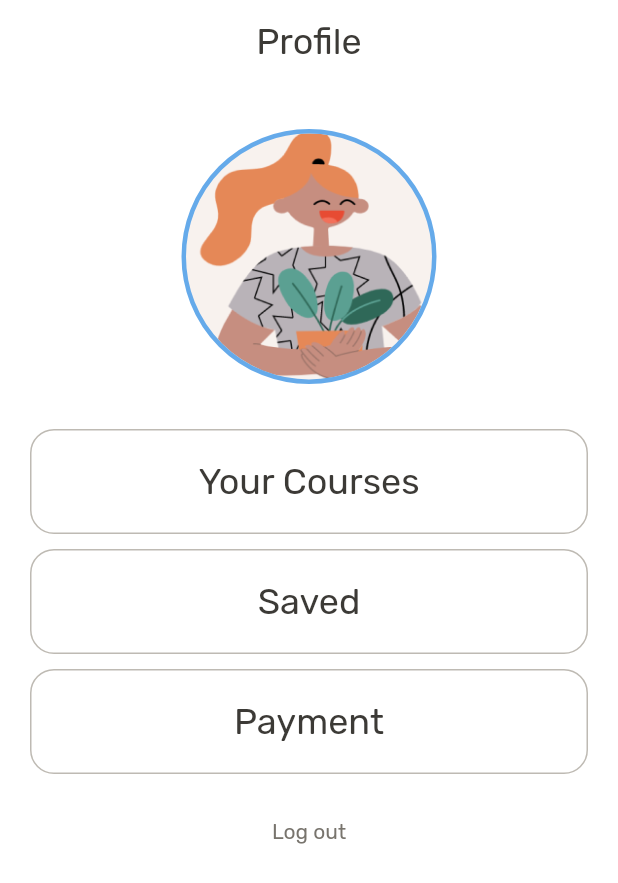
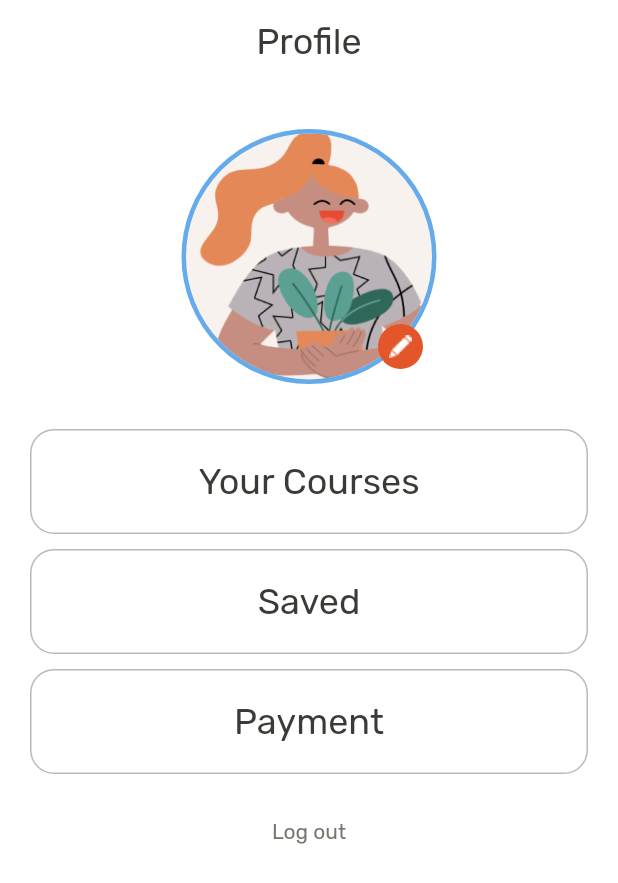
Before and after one commit to xWarren/Learn-Up, a Flutter app: the ProfilePage screen opened directly, on a phone screen of 412 x 824 dp. Shown: the top 883 px of the screen. Run offline on Flutter 3.47's test engine with Material 2 defaults, Android fonts, the phone set to English and light mode, and no system bars; our stand-ins replace cloud_firestore, firebase_auth, firebase_core, get; accounts and stored records are empty.

```diff
--- a/lib/core/data/models/courses_models.dart
+++ b/lib/core/data/models/courses_models.dart
@@ -6,6 +6,7 @@ class CoursesModels {
   final String title;
   final String description;
   final RxBool isFavorite;
+  final RxBool isButtonDisabled;
 
   const CoursesModels({
     required this.image,
@@ -13,5 +14,6 @@ class CoursesModels {
     required this.title,
     required this.description,
     required this.isFavorite,
+    required this.isButtonDisabled,
   });
 }
--- a/lib/core/resources/assets.dart
+++ b/lib/core/resources/assets.dart
@@ -44,4 +44,8 @@ class Assets {
   static const reactLogo = "${path}react.png";
   static const heart = "${path}heart.png";
   static const heartFilled = "${path}heart_filled.png";
+  static const pen = "${path}ic_pen.png";
+  static const camera = "${path}ic_camera.png";
+  static const gallery = "${path}ic_gallery.png";
+  static const trash = "${path}ic_trash.png";
 }
--- a/lib/core/resources/colors.dart
+++ b/lib/core/resources/colors.dart
@@ -12,3 +12,4 @@ const Color success = Color(0xFF5BA092);
 const Color error = Color(0xFFEF4949);
 const Color warning = Color(0xFFF2A03F);
 const Color react = Color(0xFFE6EDF4);
+const Color flutter = Color(0xFFFFF5EE);
--- a/lib/core/resources/strings.dart
+++ b/lib/core/resources/strings.dart
@@ -41,3 +41,9 @@ const String courseNotSaved = "Course not saved";
 const String trySaving = "Try saving the course \nagain in a few minutes";
 const String continuee = "Continue";
 const String update = "Update";
+const String aboutTheCourse = "About the course";
+const String addToMyCourses = "Add to my courses";
+const String duration = "Duration";
+const String takePhoto = "Take a photo";
+const String uploadPhoto = "Upload a photo";
+const String deletePhoto = "Delete a photo";
--- a/lib/features/contents/courses/courses_controller.dart
+++ b/lib/features/contents/courses/courses_controller.dart
@@ -6,13 +6,13 @@ import 'package:get/get.dart';
 import '../../../core/data/models/courses_models.dart';
 import '../../../core/data/models/info_models.dart';
 import '../../../core/resources/assets.dart';
+import '../../../core/routes/routes.dart';
 
 class CoursesController extends GetxController {
-  RxBool isFavorite1 = false.obs;
-  RxBool isFavorite2 = false.obs;
-  RxBool isFavorite3 = false.obs;
   User? user = FirebaseAuth.instance.currentUser;
   Rx<Info> loggedInUser = Info().obs;
+  var favorite = {}.obs;
+  var mycourses = {}.obs;
   RxString success = ''.obs;
 
   // ignore: prefer_typing_uninitialized_variables
@@ -29,6 +29,7 @@ class CoursesController extends GetxController {
       description:
           "Flutter transforms the app development process. Build, test, and deploy beautiful mobile, web, desktop, and embedded apps from a single codebase.",
       isFavorite: true.obs,
+      isButtonDisabled: false.obs,
     ),
     CoursesModels(
       image: Assets.reactLogo,
@@ -37,6 +38,7 @@ class CoursesController extends GetxController {
       description:
           "React Native combines the best parts of native development with React, a best-in-class JavaScript library for building user interfaces",
       isFavorite: true.obs,
+      isButtonDisabled: false.obs,
     ),
     CoursesModels(
       image: Assets.kotlinLogo,
@@ -45,12 +47,9 @@ class CoursesController extends GetxController {
       description:
           "Kotlin is a cross-platform, statically typed, general-purpose high-level programming language with type inference. Kotlin is designed to interoperate fully with Java, and the JVM version of Kotlin's standard library depends on the Java Class Library, but type inference allows its syntax to be more concise.",
       isFavorite: true.obs,
+      isButtonDisabled: false.obs,
     ),
   ];
-
-  set isFavorite(bool value) {
-    isFavorite = value;
-  }
 
   CoursesController()
       : emailController = TextEditingController(),
@@ -90,8 +89,7 @@ class CoursesController extends GetxController {
         .update(dataToUpdate) // Pass the Map to the update method
         .then((_) {
       // Successfully updated, navigate to the dashboard
-      Future.delayed(3.seconds);
-      success.value = ""; // Clear the success message
+      Future.delayed(2.seconds, clearText);
     }).catchError((error) {
       // Handle any errors that may occur during the update
       // ignore: avoid_print
@@ -99,7 +97,10 @@ class CoursesController extends GetxController {
     });
   }
 
-  var favorite = {}.obs;
+  void clearText() {
+    success.value = '';
+    Get.offAndToNamed(Routes.dashboard);
+  }
 
   void addFavorite(CoursesModels course) {
     if (favorite.containsKey(course)) {
@@ -117,4 +118,13 @@ class CoursesController extends GetxController {
       favorite[course] -= 1;
     }
   }
+
+  void addCourse(CoursesModels course) {
+    if (mycourses.containsKey(course)) {
+      mycourses[course] == 1;
+    } else {
+      mycourses[course] = 1;
+    }
+    course.isButtonDisabled.value = courses.isNotEmpty;
+  }
 }
--- a/lib/features/contents/profile/profile_page.dart
+++ b/lib/features/contents/profile/profile_page.dart
@@ -33,6 +33,10 @@ class ProfilePage extends GetView<ProfileController> {
           mainAxisSize: MainAxisSize.max,
           children: [
             const SizedBox(height: 30),
+            Stack(
+              clipBehavior: Clip.none,
+              alignment: Alignment.bottomRight,
+              children: [
                 Center(
                   child: Container(
                     height: 170,
@@ -41,8 +45,29 @@ class ProfilePage extends GetView<ProfileController> {
                         shape: CircleBorder(
                             side: BorderSide(
                                 color: colors.secondaryColor, width: 3.0)),
-                    image: DecorationImage(image: AssetImage(Assets.avatar))),
+                        image:
+                            DecorationImage(image: AssetImage(Assets.avatar))),
                   ),
+                ),
+                Padding(
+                  padding:
+                      const EdgeInsets.symmetric(horizontal: 130, vertical: 10),
+                  child: InkWell(
+                    borderRadius: BorderRadius.circular(5),
+                    onTap: () {
+                      controller.bottomSheet();
+                    },
+                    child: Container(
+                      height: 30,
+                      decoration: ShapeDecoration(
+                          color: colors.primaryColor,
+                          shape: RoundedRectangleBorder(
+                              borderRadius: BorderRadius.circular(25))),
+                      child: Image.asset(Assets.pen),
+                    ),
+                  ),
+                ),
+              ],
             ),
             const SizedBox(height: 30),
             Container(
--- a/lib/features/contents/profile/save_page.dart
+++ b/lib/features/contents/profile/save_page.dart
@@ -1,6 +1,5 @@
 import 'package:flutter/material.dart';
 import 'package:get/get.dart';
-import 'package:learnup/core/data/models/courses_models.dart';
 
 import '../../../core/resources/assets.dart';
 import '../../../core/resources/colors.dart' as colors;
```
Also changed, not shown: lib/features/authenticate/login/login_page.dart (+4 -4 lines), lib/features/authenticate/register/_components/register_body.dart (+6 -6 lines), lib/features/contents/courses/_components/search_page.dart (renamed from lib/features/contents/courses/search_page.dart, +4 -4 lines), lib/features/contents/courses/_components/view_course.dart (added, +108 -0 lines), lib/features/contents/courses/courses_page.dart (+13 -3 lines), lib/features/contents/profile/profile_controller.dart (+60 -0 lines), assets/images/ic_camera.png (added), assets/images/ic_gallery.png (added), assets/images/ic_pen.png (added), assets/images/ic_trash.png (added). Lines whose indentation alone changed are shown as unchanged.
